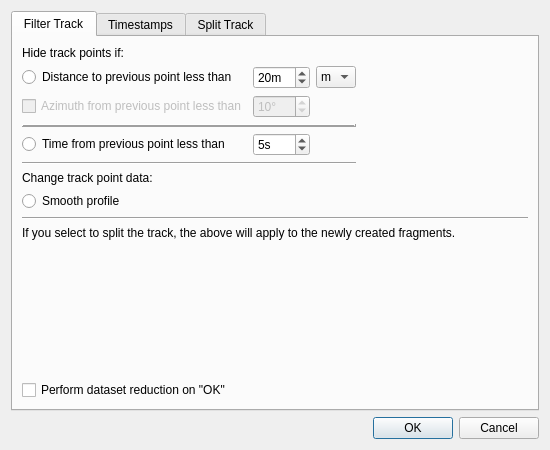
ntruchsess/QLandkarteGT, file src/IDlgTrackFilter.ui: the form before one commit.
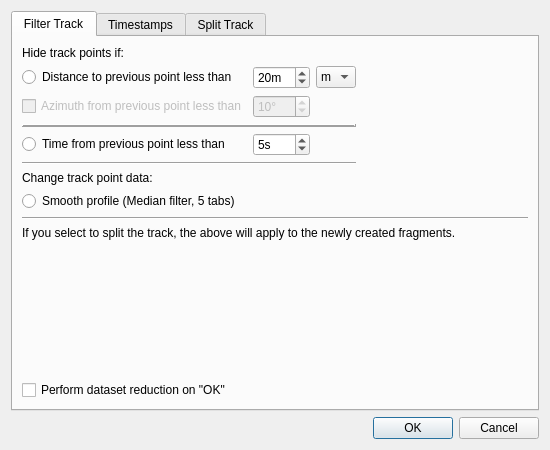
The form after the commit.

What changed in the file:
```diff
--- a/src/IDlgTrackFilter.ui
+++ b/src/IDlgTrackFilter.ui
@@ -160,7 +160,7 @@
            <item row="7" column="0">
             <widget class="QRadioButton" name="radioMedian">
              <property name="text">
-              <string>Smooth profile</string>
+              <string>Smooth profile (Median filter, 5 tabs)</string>
              </property>
             </widget>
            </item>
```
